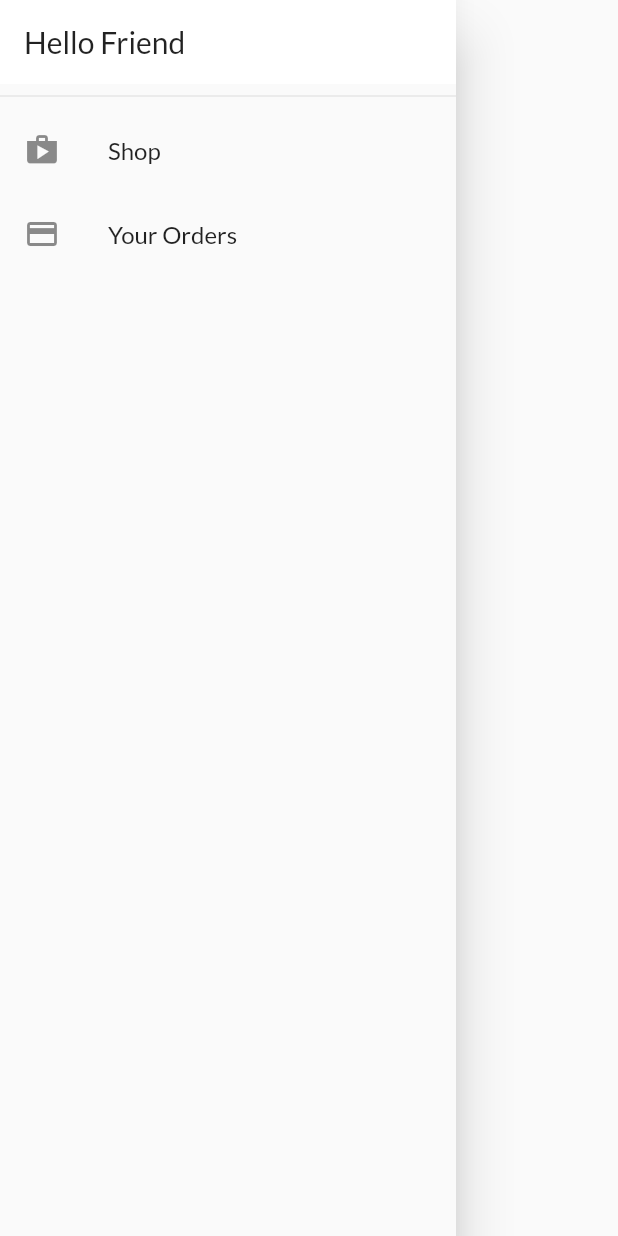
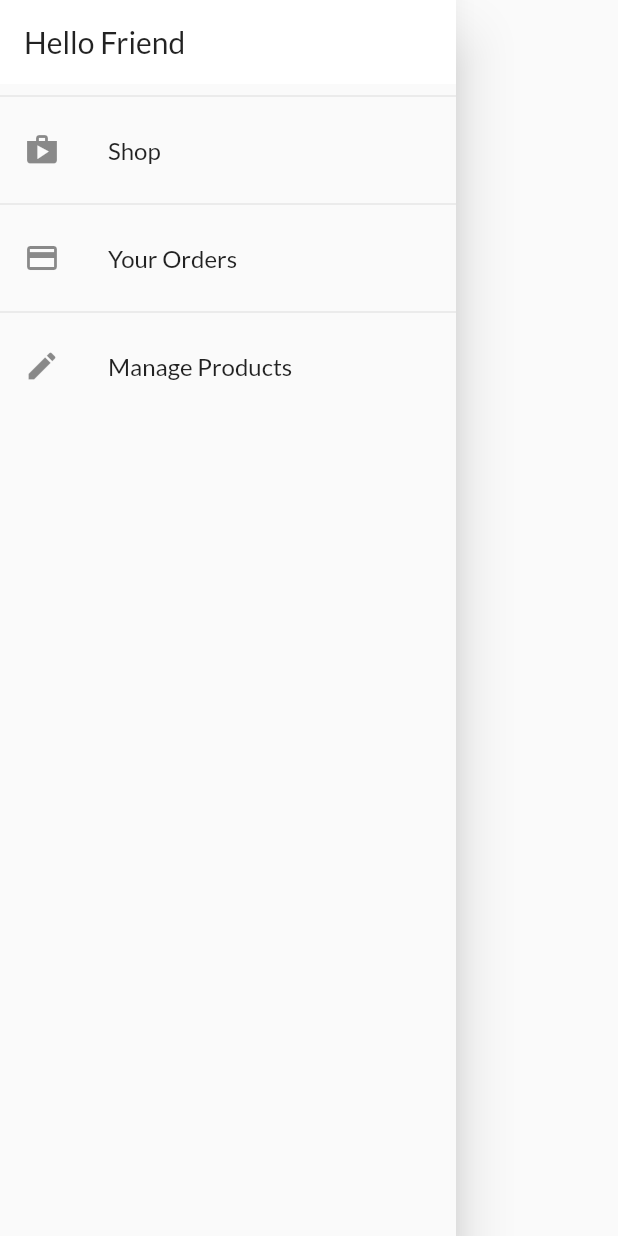
Before and after one commit to Ivy-Walobwa/shop_app, a Flutter app: the AppDrawer widget shown alone on an empty page, opened directly, on a phone screen of 412 x 824 dp. Run offline on Flutter 3.47's test engine with Material 2 defaults, Android fonts, the phone set to English and light mode, and no system bars; network calls fail.

Commit message:
manage products page

```diff
--- a/lib/main.dart
+++ b/lib/main.dart
@@ -4,6 +4,7 @@ import 'package:shop_app/providers/cart_provider.dart';
 import 'package:shop_app/providers/orders.dart';
 import 'package:shop_app/screens/cart_screen.dart';
 import 'package:shop_app/screens/orders_screen.dart';
+import 'package:shop_app/screens/user_products_screen.dart';
 import 'providers/products_provider.dart';
 import 'package:shop_app/screens/product_detail_screen.dart';
 import './screens/products_overview_screen.dart';
@@ -44,7 +45,8 @@ class MyApp extends StatelessWidget {
         routes: {
           ProductDetailScreen.routeName: (ctx) => ProductDetailScreen(),
           CartScreen.routeName: (ctx) => CartScreen(),
-          OrdersScreen.routeName: (ctx)=>OrdersScreen()
+          OrdersScreen.routeName: (ctx)=>OrdersScreen(),
+          UserProductsScreen.routeName : (ctx)=> UserProductsScreen(),
         },
       ),
     );
--- a/lib/models/order_item.dart
+++ b/lib/models/order_item.dart
@@ -1,8 +1,6 @@
 import 'package:flutter/cupertino.dart';
-import 'package:flutter/cupertino.dart';
-import 'package:flutter/cupertino.dart';
-import 'package:flutter/cupertino.dart';
-import 'package:shop_app/models/cart_item.dart';
+
+import '../models/cart_item.dart';
 
 class OrderItem {
   final String id;
--- a/lib/widgets/app_drawer.dart
+++ b/lib/widgets/app_drawer.dart
@@ -1,5 +1,6 @@
 import 'package:flutter/material.dart';
 import 'package:shop_app/screens/orders_screen.dart';
+import 'package:shop_app/screens/user_products_screen.dart';
 
 class AppDrawer extends StatelessWidget {
   @override
@@ -19,6 +20,7 @@ class AppDrawer extends StatelessWidget {
               Navigator.of(context).pushNamed('/');
             },
           ),
+          Divider(),
           ListTile(
             leading: Icon(Icons.payment),
             title: Text('Your Orders'),
@@ -26,6 +28,14 @@ class AppDrawer extends StatelessWidget {
               Navigator.of(context).pushNamed(OrdersScreen.routeName);
             },
           ),
+          Divider(),
+          ListTile(
+            leading: Icon(Icons.edit),
+            title: Text('Manage Products'),
+            onTap: (){
+              Navigator.of(context).pushNamed(UserProductsScreen.routeName);
+            },
+          ),
         ],
       ),
     );
```
Also changed, not shown: lib/screens/user_products_screen.dart (+22 -0 lines), lib/widgets/user_product_item.dart (added, +27 -0 lines).
